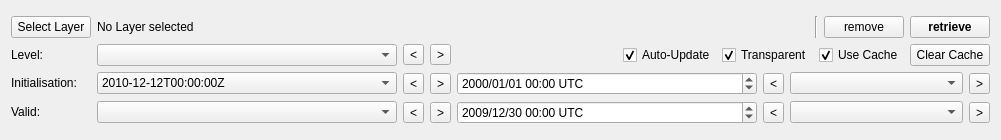
Qt form mslib/msui/ui/ui_wms_dockwidget.ui (Open-MSS/MSS) before a commit.
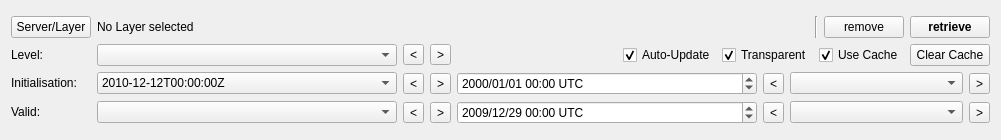
The same form after that commit.

Commit message: Make levelless layers syncable, few ui adjustments

Diff of the .ui file:
```diff
--- a/mslib/msui/ui/ui_wms_dockwidget.ui
+++ b/mslib/msui/ui/ui_wms_dockwidget.ui
@@ -172,7 +172,7 @@
      <item row="1" column="0">
       <widget class="QPushButton" name="pbLayerSelect">
        <property name="text">
-        <string>Select Layer</string>
+        <string>Server/Layer</string>
        </property>
       </widget>
      </item>
@@ -419,12 +419,12 @@
           <date>
            <year>2009</year>
            <month>12</month>
-           <day>30</day>
+           <day>29</day>
           </date>
          </property>
          <property name="minimumDateTime">
           <datetime>
-           <hour>13</hour>
+           <hour>12</hour>
            <minute>0</minute>
            <second>0</second>
            <year>1999</year>
@@ -441,7 +441,7 @@
          </property>
          <property name="minimumTime">
           <time>
-           <hour>13</hour>
+           <hour>12</hour>
            <minute>0</minute>
            <second>0</second>
           </time>
```
Left out of the diff: 3 changed lines with no effect on the pictures. The commit also changes 3 other files.
